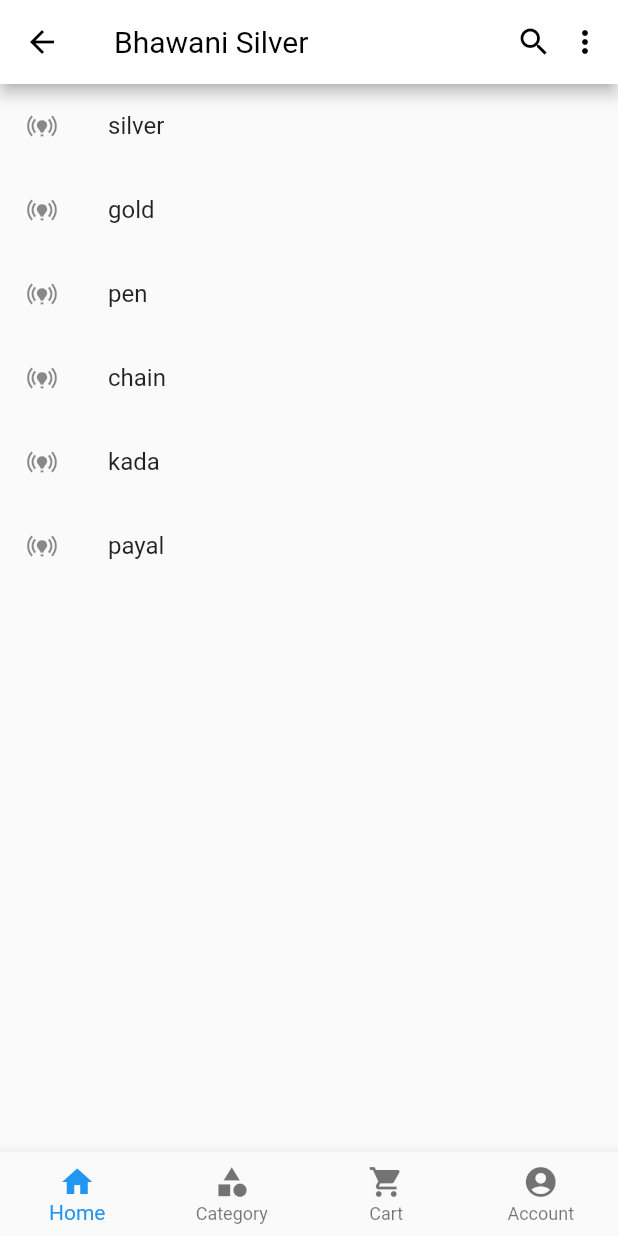
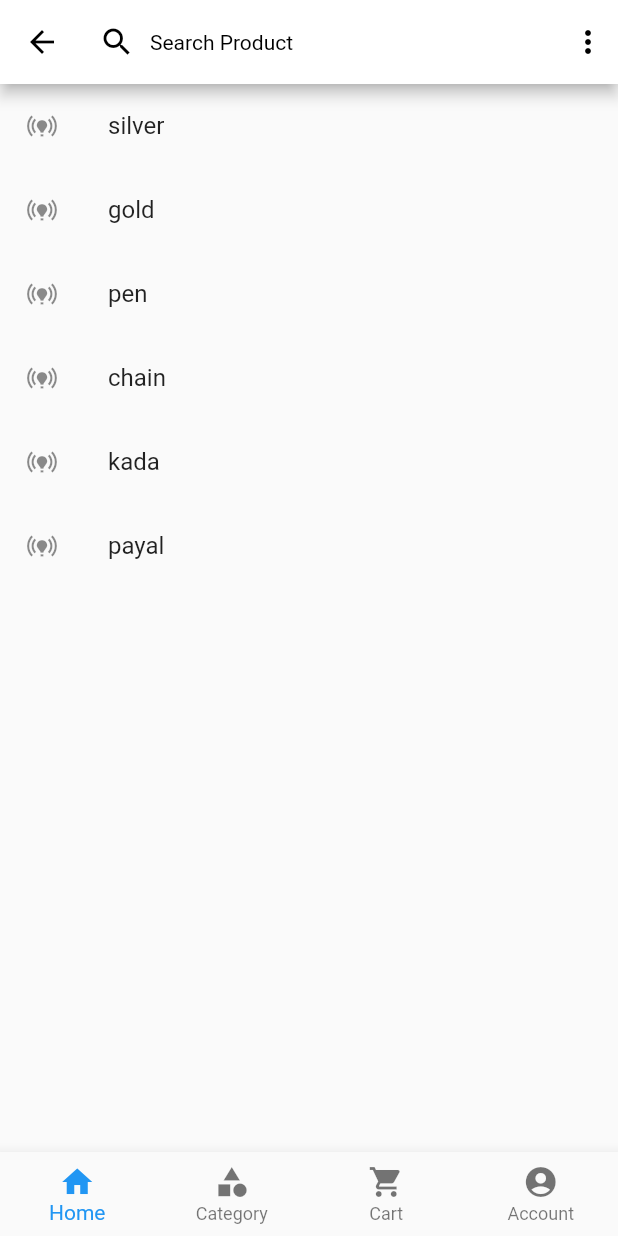
Before and after one commit to Rajkumarlohar65/flutter_projects, a Flutter app: the HomeView screen opened by its route, on a phone screen of 412 x 824 dp. Run offline on Flutter 3.47's test engine with Material 2 defaults, Android fonts, the phone set to English and light mode, and no system bars; our stand-ins replace firebase_auth, firebase_core, flutter_spinkit, fluttertoast, get, google_fonts; accounts and stored records are empty; Roboto replaces fonts that are missing (Alike).

Commit message:
customizing search bar

```diff
--- a/bhawani_silver/lib/app/widgets/app_bar_widget.dart
+++ b/bhawani_silver/lib/app/widgets/app_bar_widget.dart
@@ -1,8 +1,8 @@
 import 'package:bhawani_silver/app/core/values/app_string.dart';
 import 'package:bhawani_silver/app/widgets/icon_button_widget/more_option_button_widget.dart';
-import 'package:bhawani_silver/app/widgets/icon_button_widget/search_bar_button_widget.dart';
 import 'package:flutter/material.dart';
-import 'package:google_fonts/google_fonts.dart';
+
+import 'my_search_delegate.dart';
 
 class AppBarWidget extends StatelessWidget implements PreferredSizeWidget {
   @override
@@ -14,25 +14,27 @@ class AppBarWidget extends StatelessWidget implements PreferredSizeWidget {
 
   @override
   Widget build(BuildContext context) {
-    return AppBar(
-      titleSpacing: 0.0,
-      title: Row(
-        children: [
-          Expanded(
-            child: Padding(
-              padding: const EdgeInsets.only(left: 20),
-              child: Text(
-                AppString.splashAppName,
-                style: GoogleFonts.alike(fontSize: 20),
-                textAlign: TextAlign.left,
-              ),
-            ),
-          ),
-          const Hero(tag: AppString.appBarTag, child: SearchBarButtonWidget()),
-          const Padding(
-              padding: EdgeInsets.symmetric(horizontal: 10),
-              child: MoreOptionButtonWidget()),
-        ],
+    return InkWell(
+      onTap: () {
+        showSearch(context: context, delegate: MySearchDelegate());
+      },
+      child: AppBar(
+        titleSpacing: 0.0,
+        title: Hero(
+            tag: AppString.appBarTag,
+            child: Row(
+              children: const [
+                Padding(
+                  padding: EdgeInsets.symmetric(horizontal: 10),
+                  child: Icon(Icons.search),
+                ),
+                Expanded(child: Text(AppString.appBarHint)),
+                Padding(
+                  padding: EdgeInsets.all(8.0),
+                  child: MoreOptionButtonWidget(),
+                )
+              ],
+            )),
       ),
     );
   }
--- a/bhawani_silver/lib/app/widgets/icon_button_widget/more_option_button_widget.dart
+++ b/bhawani_silver/lib/app/widgets/icon_button_widget/more_option_button_widget.dart
@@ -1,7 +1,5 @@
 import 'package:flutter/material.dart';
 import 'package:get/get.dart';
-import 'package:get/get_core/src/get_main.dart';
-
 import '../../routes/app_pages.dart';
 
 class MoreOptionButtonWidget extends StatelessWidget {
--- a/bhawani_silver/lib/app/widgets/icon_button_widget/search_bar_button_widget.dart
+++ /dev/null
@@ -1,16 +0,0 @@
-import 'package:flutter/material.dart';
-import '../my_search_delegate.dart';
-
-class SearchBarButtonWidget extends StatelessWidget {
-  const SearchBarButtonWidget({super.key});
-
-  @override
-  Widget build(BuildContext context) {
-    return InkWell(
-      onTap: () {
-        showSearch(context: context, delegate: MySearchDelegate());
-      },
-      child: const Icon(Icons.search),
-    );
-  }
-}
```
